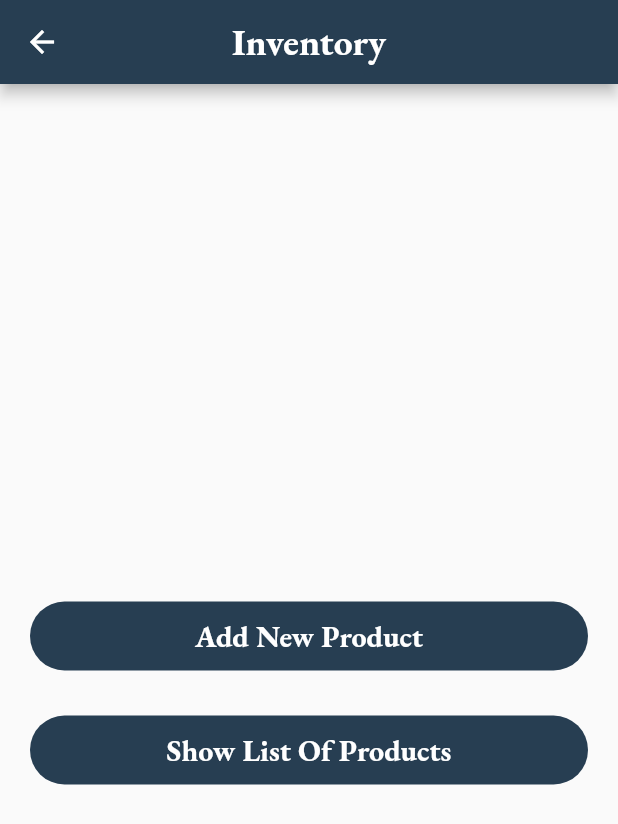
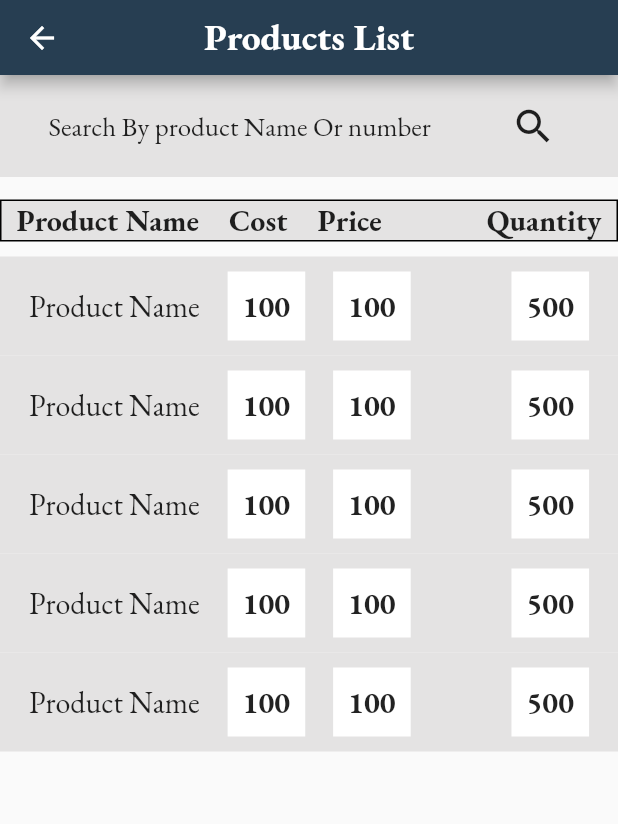
Before and after one commit to Fadwahigga/Mobile-Based-Store-Management-System, a Flutter app: the InventoryPage screen opened directly, after a tap on "Show List Of Products", on a phone screen of 412 x 824 dp. Shown: the top 824 px of the screen. Run offline on Flutter 3.47's test engine with Material 2 defaults, Android fonts, the phone set to English and light mode, and no system bars; our stand-ins replace get, google_fonts; missing offline and left inert: qr_code_scanner.

Commit message:
New Commit

```diff
--- a/lib/screens/Inventory .dart
+++ b/lib/screens/Inventory .dart
@@ -3,6 +3,7 @@
 import 'package:flutter/material.dart';
 import 'package:get/get.dart';
 import 'package:gp/screens/AddNewProduct.dart';
+import 'package:gp/screens/productsList.dart';
 import 'package:gp/widget/buttonContainer.dart';
 import '../widget/appBar.dart';
 
@@ -32,7 +33,9 @@ class InventoryPage extends StatelessWidget {
             ),
             //////////////////////////////////////////////////////////////////////////////////////
             GestureDetector(
-              onTap: () {},
+              onTap: () {
+                Get.to(ProductsListPage());
+              },
               child:
                   buttonContainer(buttonContainerText: "Show List Of Products"),
             ),
--- /dev/null
+++ b/lib/screens/productsList.dart
@@ -0,0 +1,159 @@
+// ignore_for_file: must_be_immutable, file_names, prefer_const_constructors
+
+import 'package:flutter/material.dart';
+import 'package:google_fonts/google_fonts.dart';
+
+import '../widget/appBar.dart';
+
+class ProductsListPage extends StatelessWidget {
+  ProductsListPage({super.key});
+  List productsList = [
+    "Product Name",
+    "Product Name",
+    "Product Name",
+    "Product Name",
+    "Product Name"
+  ];
+
+  @override
+  Widget build(BuildContext context) {
+    return Scaffold(
+      appBar: PreferredSize(
+          preferredSize: const Size.fromHeight(50.0),
+          child: AppBarWidget(appBarTitle: "Products List")),
+      body: Column(
+        children: [
+          Container(
+            padding: const EdgeInsets.all(10),
+            color: const Color.fromARGB(255, 228, 227, 227),
+            child: Row(
+              mainAxisAlignment: MainAxisAlignment.spaceAround,
+              children: [
+                Text(
+                  "Search By product Name Or number",
+                  style: GoogleFonts.ebGaramond(
+                      textStyle: const TextStyle(
+                    fontSize: 18,
+                  )),
+                ),
+                IconButton(
+                    onPressed: () {},
+                    icon: const Icon(
+                      Icons.search,
+                      size: 30,
+                    ))
+              ],
+            ),
+          ),
+          const SizedBox(
+            height: 15,
+          ),
+          Column(
+            crossAxisAlignment: CrossAxisAlignment.start,
+            children: [
+              Container(
+                decoration: BoxDecoration(
+                  border: Border.all(),
+                  color: const Color.fromARGB(255, 228, 227, 227),
+                ),
+                child: Row(
+                  mainAxisAlignment: MainAxisAlignment.spaceAround,
+                  children: [
+                    Text(
+                      "Product Name",
+                      style: GoogleFonts.ebGaramond(
+                          textStyle: const TextStyle(
+                              fontSize: 20, fontWeight: FontWeight.bold)),
+                    ),
+                    Text(
+                      "Cost",
+                      style: GoogleFonts.ebGaramond(
+                          textStyle: const TextStyle(
+                              fontSize: 20, fontWeight: FontWeight.bold)),
+                    ),
+                    Text(
+                      "Price",
+                      style: GoogleFonts.ebGaramond(
+                          textStyle: const TextStyle(
+                              fontSize: 20, fontWeight: FontWeight.bold)),
+                    ),
+                    SizedBox(
+                      width: 30,
+                    ),
+                    Text(
+                      "Quantity",
+                      style: GoogleFonts.ebGaramond(
+                          textStyle: const TextStyle(
+                              fontSize: 20, fontWeight: FontWeight.bold)),
+                    ),
+                  ],
+                ),
+              ),
+              ///////////////////////////////////////////////////////////////////////////////////////////////////
+              SizedBox(
+                height: 10,
+              ),
+              //////////////////////////////////////////////////////////////////////////////////////////////////
+              ListView.builder(
+                shrinkWrap: true,
+                itemCount: productsList.length,
+                itemBuilder: (context, index) {
+                  return Container(
+                    color: const Color.fromARGB(255, 228, 227, 227),
+                    padding: EdgeInsets.all(10),
+                    child: Row(
+                      mainAxisAlignment: MainAxisAlignment.spaceAround,
+                      children: [
+                        Text(
+                          productsList[index],
+                          style: GoogleFonts.ebGaramond(
+                              textStyle: const TextStyle(
+                            fontSize: 20,
+                          )),
+                        ),
+                        Container(
+                          color: Colors.white,
+                          padding: EdgeInsets.all(10),
+                          child: Text(
+                            "100",
+                            style: GoogleFonts.ebGaramond(
+                                textStyle: const TextStyle(
+                                    fontSize: 20, fontWeight: FontWeight.bold)),
+                          ),
+                        ),
+                        Container(
+                          color: Colors.white,
+                          padding: EdgeInsets.all(10),
+                          child: Text(
+                            "100",
+                            style: GoogleFonts.ebGaramond(
+                                textStyle: const TextStyle(
+                                    fontSize: 20, fontWeight: FontWeight.bold)),
+                          ),
+                        ),
+                        SizedBox(
+                          width: 30,
+                        ),
+                        Container(
+                          color: Colors.white,
+                          padding: EdgeInsets.all(10),
+                          child: Text(
+                            "500",
+                            style: GoogleFonts.ebGaramond(
+                                textStyle: const TextStyle(
+                                    fontSize: 20, fontWeight: FontWeight.bold)),
+                          ),
+                        ),
+                      ],
+                    ),
+                  );
+                },
+              )
+              ///////////////////////////////////////////////////////////////////////////////////////////
+            ],
+          ),
+        ],
+      ),
+    );
+  }
+}
```
Also changed, not shown: lib/screens/suppliersList.dart (+62 -52 lines).
